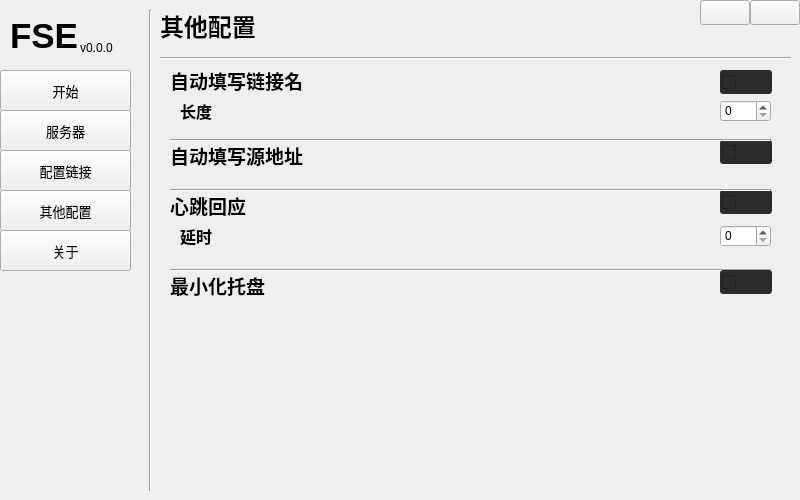
LyceenAiro/EazyFrpSetting, file ui/main.ui: the form before one commit.
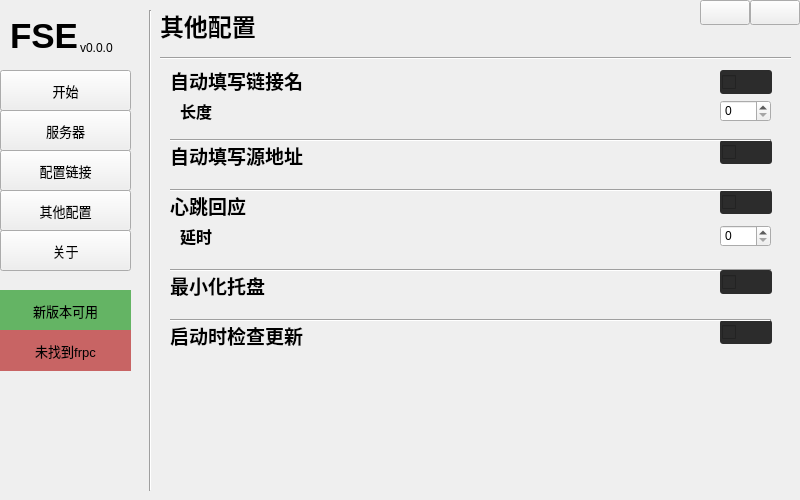
The form after the commit. The open tabs and pages were chosen to show the change.

Commit message: vtest19：更新检查，frpc检查，当配置文件不符合规则自动套用缺省值

The edit to the form file:
```diff
--- a/ui/main.ui
+++ b/ui/main.ui
@@ -867,6 +867,81 @@
        <string/>
       </property>
      </widget>
+     <widget class="QCheckBox" name="auto_updata">
+      <property name="geometry">
+       <rect>
+        <x>560</x>
+        <y>310</y>
+        <width>52</width>
+        <height>24</height>
+       </rect>
+      </property>
+      <property name="styleSheet">
+       <string notr="true">QCheckBox {
+    background-color: #2c2c2c;
+    border-radius: 3px;
+    padding: 2px;
+}
+
+QCheckBox::checked {
+    background-color: #4cd964;
+	border-radius: 3px;
+	padding: 2px;
+}
+
+QCheckBox::indicator::checked { 
+	image: None;
+	width: 20px; height: 20px;
+	border-radius: 2px;
+	background-color: #ffffff;
+	position: relative;
+	left: 25px;
+}
+
+QCheckBox::indicator::unchecked { 
+	image: None;
+	width: 20px; height: 20px;
+	border-radius: 2px;
+	background-color: #2196F3;
+}
+</string>
+      </property>
+      <property name="text">
+       <string/>
+      </property>
+     </widget>
+     <widget class="QLabel" name="label_19">
+      <property name="geometry">
+       <rect>
+        <x>10</x>
+        <y>310</y>
+        <width>161</width>
+        <height>31</height>
+       </rect>
+      </property>
+      <property name="font">
+       <font>
+        <pointsize>14</pointsize>
+        <bold>true</bold>
+       </font>
+      </property>
+      <property name="text">
+       <string>启动时检查更新</string>
+      </property>
+     </widget>
+     <widget class="Line" name="line_10">
+      <property name="geometry">
+       <rect>
+        <x>10</x>
+        <y>300</y>
+        <width>601</width>
+        <height>20</height>
+       </rect>
+      </property>
+      <property name="orientation">
+       <enum>Qt::Horizontal</enum>
+      </property>
+     </widget>
     </widget>
     <widget class="QWidget" name="page2">
      <widget class="Line" name="line_2">
@@ -1083,6 +1158,63 @@
      <string>关于</string>
     </property>
    </widget>
+   <widget class="QPushButton" name="updata_tag">
+    <property name="enabled">
+     <bool>true</bool>
+    </property>
+    <property name="geometry">
+     <rect>
+      <x>0</x>
+      <y>290</y>
+      <width>131</width>
+      <height>41</height>
+     </rect>
+    </property>
+    <property name="font">
+     <font>
+      <pointsize>10</pointsize>
+     </font>
+    </property>
+    <property name="styleSheet">
+     <string notr="true">QPushButton {
+            background-color: rgb(100, 180, 100);
+            border-radius: 0px;
+}
+QPushButton:hover {
+            background-color: rgb(110, 200, 110);
+}</string>
+    </property>
+    <property name="text">
+     <string>新版本可用</string>
+    </property>
+   </widget>
+   <widget class="QPushButton" name="nofrpc_tag">
+    <property name="geometry">
+     <rect>
+      <x>0</x>
+      <y>330</y>
+      <width>131</width>
+      <height>41</height>
+     </rect>
+    </property>
+    <property name="font">
+     <font>
+      <pointsize>10</pointsize>
+     </font>
+    </property>
+    <property name="styleSheet">
+     <string notr="true">QPushButton {
+            background-color: rgb(200, 100, 100);
+            border-radius: 0px;
+}
+QPushButton:hover {
+            background-color: rgb(220, 110, 110);
+}</string>
+    </property>
+    <property name="text">
+     <string>未找到frpc</string>
+    </property>
+   </widget>
   </widget>
  </widget>
  <resources>
```
Left out of the diff: 2 changed lines with no effect on the pictures. The commit also changes 5 other files.
